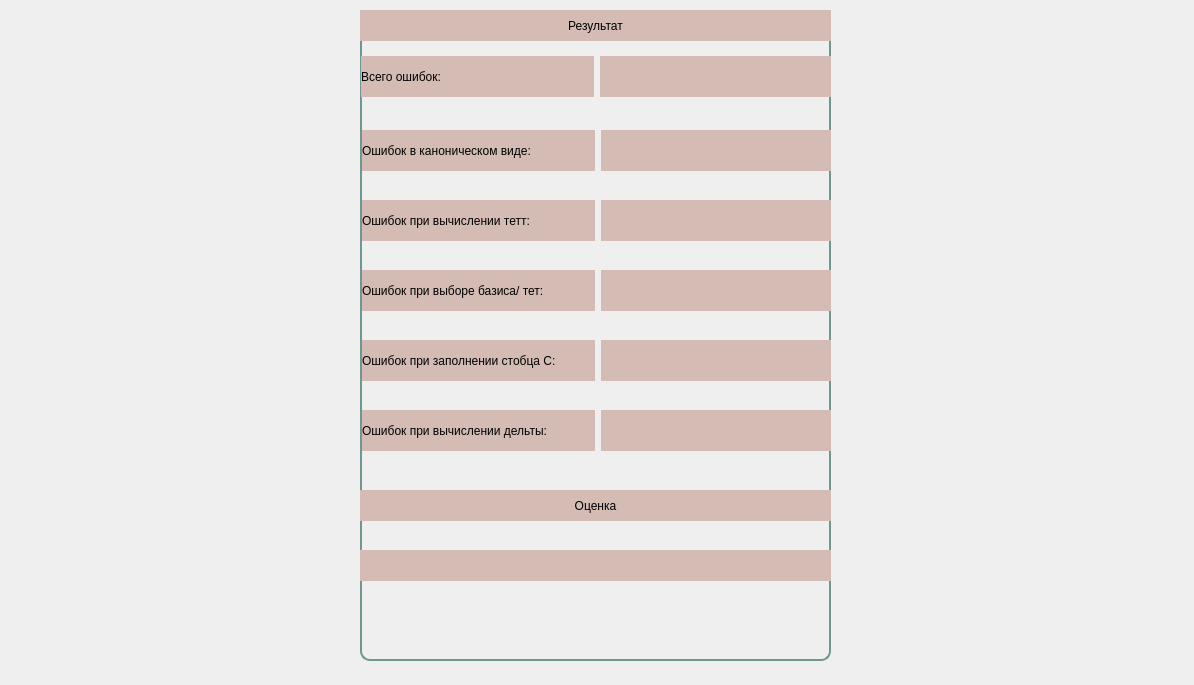
The window that rating.ui (Haveryx/SimplexMethod) describes before a commit, drawn with Qt 5.
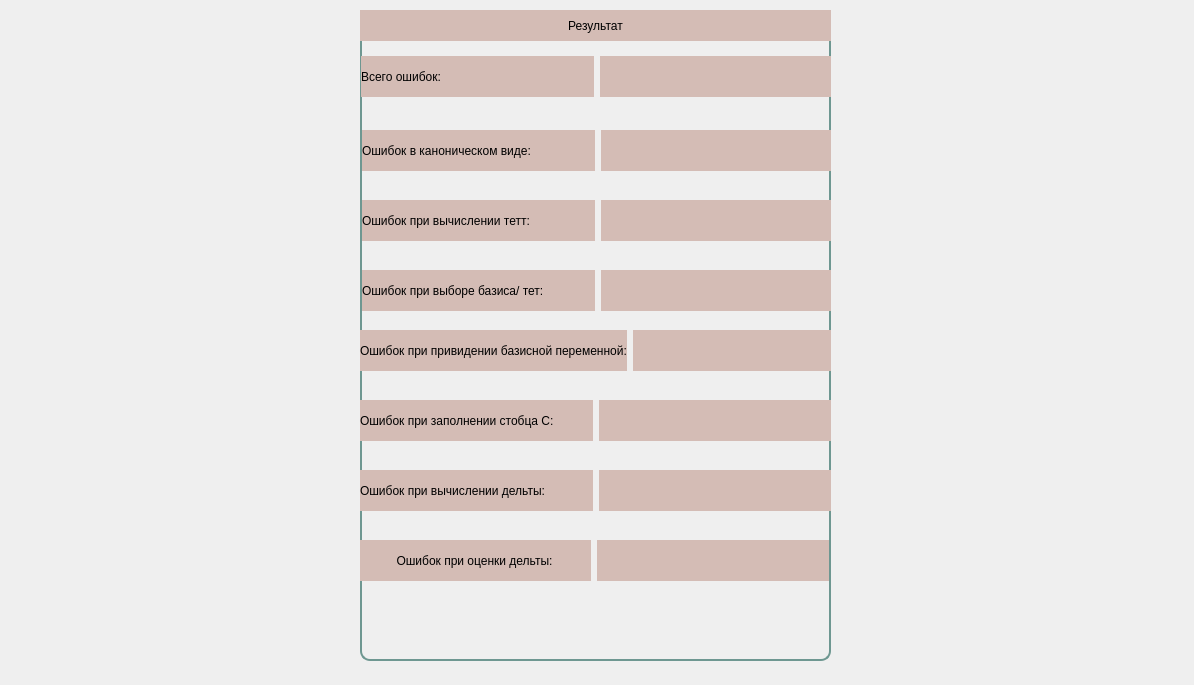
The same window after the commit.

```diff
--- a/rating.ui
+++ b/rating.ui
@@ -54,43 +54,11 @@
      <set>Qt::AlignCenter</set>
     </property>
    </widget>
-   <widget class="QLabel" name="label_14">
+   <widget class="QWidget" name="layoutWidget">
     <property name="geometry">
      <rect>
       <x>0</x>
-      <y>480</y>
-      <width>471</width>
-      <height>31</height>
-     </rect>
-    </property>
-    <property name="text">
-     <string>Оценка</string>
-    </property>
-    <property name="alignment">
-     <set>Qt::AlignCenter</set>
-    </property>
-   </widget>
-   <widget class="QLabel" name="label_15">
-    <property name="geometry">
-     <rect>
-      <x>0</x>
-      <y>540</y>
-      <width>471</width>
-      <height>31</height>
-     </rect>
-    </property>
-    <property name="text">
-     <string/>
-    </property>
-    <property name="alignment">
-     <set>Qt::AlignCenter</set>
-    </property>
-   </widget>
-   <widget class="QWidget" name="">
-    <property name="geometry">
-     <rect>
-      <x>2</x>
-      <y>400</y>
+      <y>460</y>
       <width>471</width>
       <height>41</height>
      </rect>
@@ -112,7 +80,7 @@
      </item>
     </layout>
    </widget>
-   <widget class="QWidget" name="">
+   <widget class="QWidget" name="layoutWidget">
     <property name="geometry">
      <rect>
       <x>2</x>
@@ -138,7 +106,7 @@
      </item>
     </layout>
    </widget>
-   <widget class="QWidget" name="">
+   <widget class="QWidget" name="layoutWidget">
     <property name="geometry">
      <rect>
       <x>2</x>
@@ -164,7 +132,7 @@
      </item>
     </layout>
    </widget>
-   <widget class="QWidget" name="">
+   <widget class="QWidget" name="layoutWidget">
     <property name="geometry">
      <rect>
       <x>1</x>
@@ -190,11 +158,11 @@
      </item>
     </layout>
    </widget>
-   <widget class="QWidget" name="">
+   <widget class="QWidget" name="layoutWidget">
     <property name="geometry">
      <rect>
-      <x>2</x>
-      <y>330</y>
+      <x>0</x>
+      <y>390</y>
       <width>471</width>
       <height>41</height>
      </rect>
@@ -216,7 +184,7 @@
      </item>
     </layout>
    </widget>
-   <widget class="QWidget" name="">
+   <widget class="QWidget" name="layoutWidget">
     <property name="geometry">
      <rect>
       <x>2</x>
@@ -242,6 +210,64 @@
      </item>
     </layout>
    </widget>
+   <widget class="QWidget" name="">
+    <property name="geometry">
+     <rect>
+      <x>-2</x>
+      <y>530</y>
+      <width>471</width>
+      <height>41</height>
+     </rect>
+    </property>
+    <layout class="QHBoxLayout" name="horizontalLayout_7">
+     <item>
+      <widget class="QLabel" name="label_14">
+       <property name="text">
+        <string>Ошибок при оценки дельты:</string>
+       </property>
+       <property name="alignment">
+        <set>Qt::AlignCenter</set>
+       </property>
+      </widget>
+     </item>
+     <item>
+      <widget class="QLabel" name="label_15">
+       <property name="text">
+        <string/>
+       </property>
+       <property name="alignment">
+        <set>Qt::AlignCenter</set>
+       </property>
+      </widget>
+     </item>
+    </layout>
+   </widget>
+   <widget class="QWidget" name="">
+    <property name="geometry">
+     <rect>
+      <x>0</x>
+      <y>320</y>
+      <width>471</width>
+      <height>41</height>
+     </rect>
+    </property>
+    <layout class="QHBoxLayout" name="horizontalLayout_8">
+     <item>
+      <widget class="QLabel" name="label_17">
+       <property name="text">
+        <string>Ошибок при привидении базисной переменной:</string>
+       </property>
+      </widget>
+     </item>
+     <item>
+      <widget class="QLabel" name="label_16">
+       <property name="text">
+        <string/>
+       </property>
+      </widget>
+     </item>
+    </layout>
+   </widget>
   </widget>
  </widget>
  <resources/>
```
